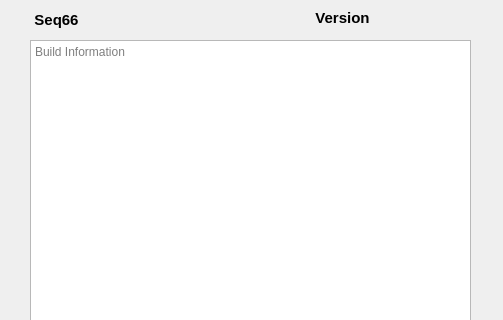
ahlstromcj/seq66, file seq_qt5/src/gui/qsbuildinfo.ui: the form before one commit; both pictures show x 0 to 503 and y 0 to 320 of the 503 by 489 pixel window.
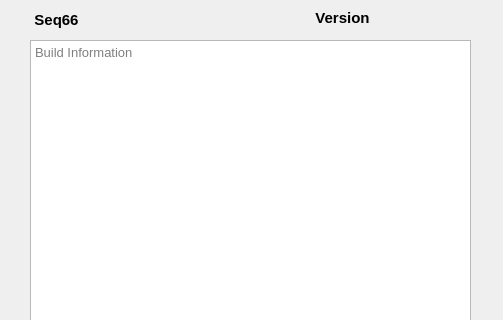
The form after the commit.

What changed in the file:
```diff
--- a/seq_qt5/src/gui/qsbuildinfo.ui
+++ b/seq_qt5/src/gui/qsbuildinfo.ui
@@ -82,6 +82,11 @@
      <height>381</height>
     </rect>
    </property>
+   <property name="font">
+    <font>
+     <pointsize>10</pointsize>
+    </font>
+   </property>
    <property name="readOnly">
     <bool>true</bool>
    </property>
```
Left out of the diff: 8 changed lines with no effect on the pictures.
